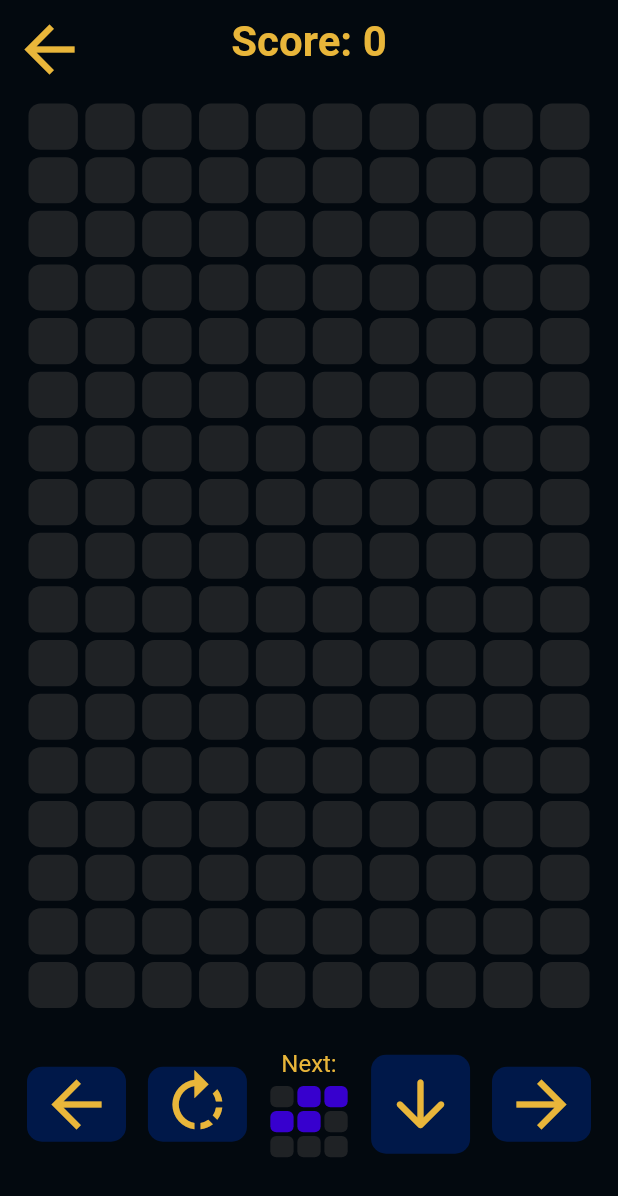
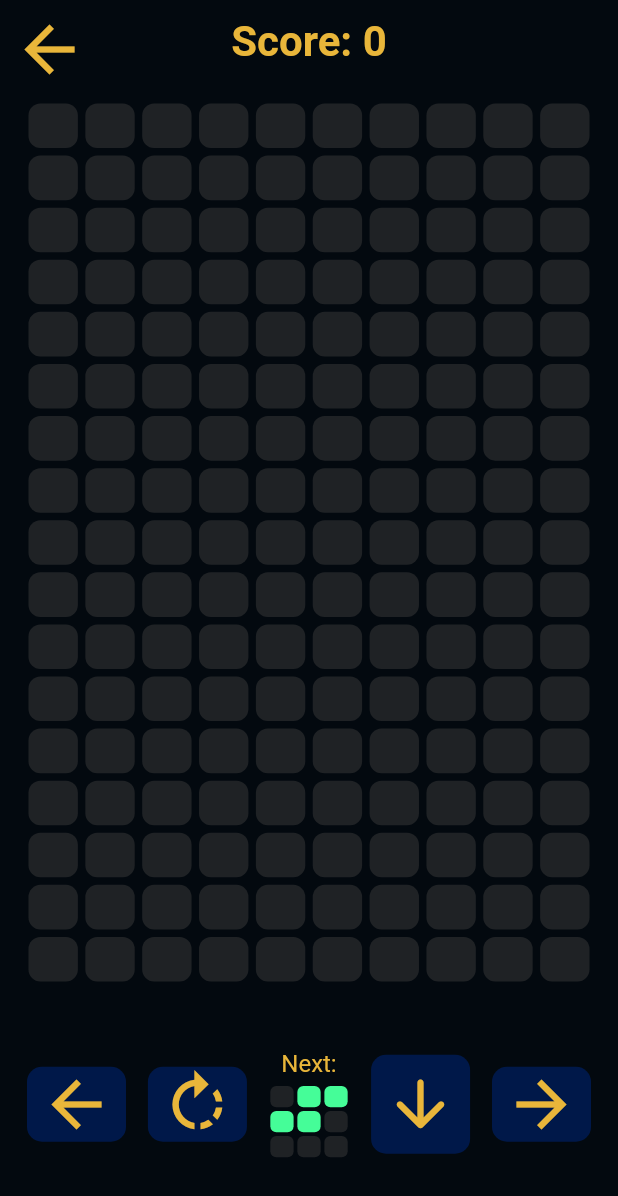
Before and after one commit to NatanRib/tetris_flutter, a Flutter app: the screen it shows after launch, after a tap on "New game", on a phone screen of 412 x 824 dp. Shown: the top 1196 px of the screen. Run offline on Flutter 3.47's test engine with Material 2 defaults, Android fonts, the phone set to English and light mode, and no system bars.

Commit message:
fix z mini piece bug, fix minnor layout bugs, change gridview builder

```diff
--- a/lib/controller/game_controller.dart
+++ b/lib/controller/game_controller.dart
@@ -3,13 +3,13 @@ import 'dart:math';
 
 import 'package:flutter/material.dart';
 import 'package:tetris/model/pieces/piece.dart';
-import 'package:tetris/model/pieces/piece_direction_enum.dart';
+import 'package:tetris/model/enums/piece_direction_enum.dart';
 import 'package:tetris/model/pieces/piece_i.dart';
 import 'package:tetris/model/pieces/piece_j.dart';
 import 'package:tetris/model/pieces/piece_l.dart';
 import 'package:tetris/model/pieces/piece_o.dart';
+import 'package:tetris/model/pieces/piece_t.dart';
 import 'package:tetris/model/pieces/piece_s.dart';
-import 'package:tetris/model/pieces/piece_t.dart';
 import 'package:tetris/model/pieces/piece_z.dart';
 import 'package:tetris/controller/store/game_store.dart';
 import 'package:tetris/utils/board_utils.dart';
--- a/lib/model/pieces/piece.dart
+++ b/lib/model/pieces/piece.dart
@@ -1,5 +1,5 @@
 import 'dart:ui';
-import 'package:tetris/model/pieces/piece_direction_enum.dart';
+import 'package:tetris/model/enums/piece_direction_enum.dart';
 import 'package:tetris/utils/board_utils.dart';
 
 abstract class Piece {
--- a/lib/model/pieces/piece_s.dart
+++ b/lib/model/pieces/piece_s.dart
@@ -4,13 +4,13 @@ import 'package:tetris/utils/board_utils.dart';
 
 class PieceS extends Piece {
   @override
-  Color color = const Color.fromARGB(255, 55, 0, 206);
+  Color color = const Color.fromARGB(255, 69, 253, 152);
   @override
-  List<int> currentPixels = [3, 4, 14, 15];
+  List<int> currentPixels = [4, 5, 13, 14];
   @override
-  List<int> defaultPixels = [3, 4, 14, 15];
+  List<int> defaultPixels = [4, 5, 13, 14];
   @override
-  List<int> decreasedPixels = [2, 1, 3, 4];
+  List<int> decreasedPixels = [2, 1, 4, 3];
   @override
   int rotationStatesLenght = 2;
 
@@ -18,15 +18,15 @@ class PieceS extends Piece {
   void rotate(int rotationState) {
     switch (rotationState) {
       case 2:
-        currentPixels[0] = currentPixels[0] - boardRowLenght + 1;
-        currentPixels[2] = currentPixels[2] - boardRowLenght - 1;
-        currentPixels[3] = currentPixels[3] - 2;
+        currentPixels[1] = currentPixels[1] + boardRowLenght - 1;
+        currentPixels[2] = currentPixels[2] - (boardRowLenght * 2);
+        currentPixels[3] = currentPixels[3] - boardRowLenght - 1;
         break;
       case 1:
-        currentPixels[0] = currentPixels[0] - 1;
-        currentPixels[1] = currentPixels[1] - boardRowLenght;
-        currentPixels[2] = currentPixels[2] + 1;
-        currentPixels[3] = currentPixels[3] - boardRowLenght + 2;
+        currentPixels[0] = currentPixels[0] - boardRowLenght;
+        currentPixels[1] = currentPixels[1] - (boardRowLenght * 2) + 1;
+        currentPixels[2] = currentPixels[2] + boardRowLenght;
+        currentPixels[3] = currentPixels[3] + 1;
         break;
     }
   }
--- a/lib/model/pieces/piece_z.dart
+++ b/lib/model/pieces/piece_z.dart
@@ -4,13 +4,13 @@ import 'package:tetris/utils/board_utils.dart';
 
 class PieceZ extends Piece {
   @override
-  Color color = const Color.fromARGB(255, 69, 253, 152);
+  Color color = const Color.fromARGB(255, 55, 0, 206);
   @override
-  List<int> currentPixels = [4, 5, 13, 14];
+  List<int> currentPixels = [3, 4, 14, 15];
   @override
-  List<int> defaultPixels = [4, 5, 13, 14];
+  List<int> defaultPixels = [3, 4, 14, 15];
   @override
-  List<int> decreasedPixels = [2, 1, 4, 3];
+  List<int> decreasedPixels = [0, 1, 4, 5];
   @override
   int rotationStatesLenght = 2;
 
@@ -18,15 +18,15 @@ class PieceZ extends Piece {
   void rotate(int rotationState) {
     switch (rotationState) {
       case 2:
-        currentPixels[1] = currentPixels[1] + boardRowLenght - 1;
-        currentPixels[2] = currentPixels[2] - (boardRowLenght * 2);
-        currentPixels[3] = currentPixels[3] - boardRowLenght - 1;
+        currentPixels[0] = currentPixels[0] - boardRowLenght + 1;
+        currentPixels[2] = currentPixels[2] - boardRowLenght - 1;
+        currentPixels[3] = currentPixels[3] - 2;
         break;
       case 1:
-        currentPixels[0] = currentPixels[0] - boardRowLenght;
-        currentPixels[1] = currentPixels[1] - (boardRowLenght * 2) + 1;
-        currentPixels[2] = currentPixels[2] + boardRowLenght;
-        currentPixels[3] = currentPixels[3] + 1;
+        currentPixels[0] = currentPixels[0] - 1;
+        currentPixels[1] = currentPixels[1] - boardRowLenght;
+        currentPixels[2] = currentPixels[2] + 1;
+        currentPixels[3] = currentPixels[3] - boardRowLenght + 2;
         break;
     }
   }
--- a/lib/view/widgets/board.dart
+++ b/lib/view/widgets/board.dart
@@ -5,33 +5,28 @@ import 'package:tetris/utils/my_colors.dart';
 import 'package:tetris/view/widgets/pixel.dart';
 
 class Board extends StatelessWidget {
-  final double height;
   final Piece piece;
   final List<List<Color?>> ocupedPixels;
 
   const Board({
     super.key,
-    required this.height,
     required this.piece,
     required this.ocupedPixels,
   });
 
   @override
   Widget build(BuildContext context) {
-    var mainAxisExtent = (height * 0.96) / (boardColumnLenght + 1);
-    return Container(
-      height: height,
-      color: MyColors.blueGrey,
-      child: GridView.builder(
-        itemCount: boardColumnLenght * boardRowLenght,
-        physics: const NeverScrollableScrollPhysics(),
-        gridDelegate: SliverGridDelegateWithFixedCrossAxisCount(
-          crossAxisCount: boardRowLenght,
-          mainAxisExtent: mainAxisExtent,
-          mainAxisSpacing: 3,
-          crossAxisSpacing: 3,
-        ),
-        itemBuilder: (context, index) {
+    var aspectRatio = MediaQuery.sizeOf(context).aspectRatio * 2.2;
+    var itemCount = boardColumnLenght * boardRowLenght;
+    return GridView.count(
+      physics: const NeverScrollableScrollPhysics(),
+      crossAxisCount: boardRowLenght,
+      childAspectRatio: aspectRatio,
+      mainAxisSpacing: 3,
+      crossAxisSpacing: 3,
+      children: List.generate(
+        itemCount,
+        (index) {
           int row = getRowOfIndex(index);
           int column = getColumnOfIndex(index);
           if (piece.currentPixels.contains(index)) {
```
Also changed, not shown: lib/view/pages/game.dart (+4 -3 lines), lib/model/enums/piece_direction_enum.dart (renamed from lib/model/pieces/piece_direction_enum.dart).
